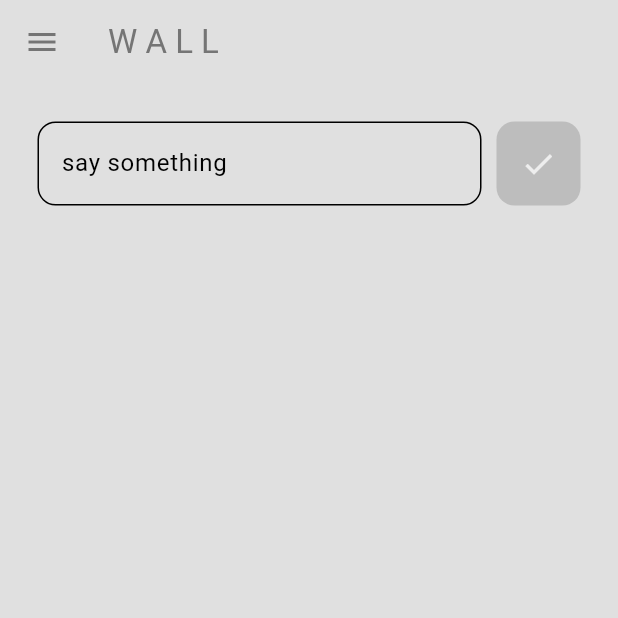
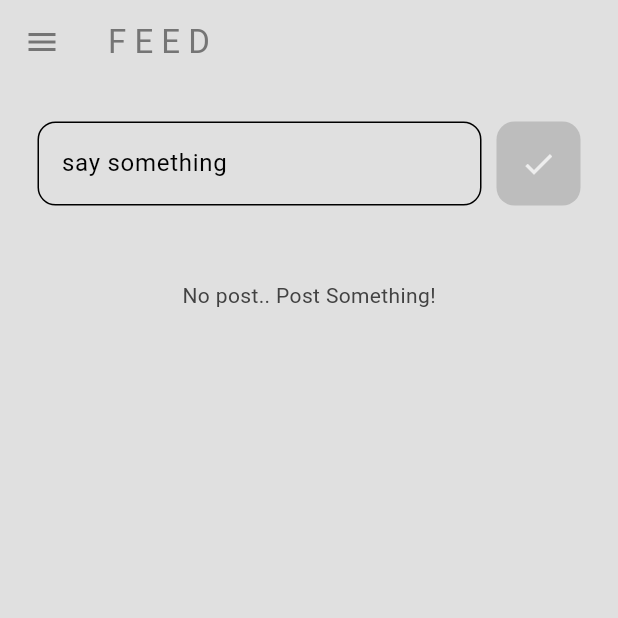
Before and after one commit to its-asaduzzaman/social_media_flutter, a Flutter app: the screen it shows once a user with an empty profile is signed in, on a phone screen of 412 x 824 dp, the top half of it. Run offline on Flutter 3.47's test engine with Material 3 defaults, Android fonts, the phone set to English and light mode, and no system bars; our stand-ins replace cloud_firestore, firebase_auth, firebase_core; accounts and stored records are empty; statements that could not run were skipped.

Commit message:
show all post on home page with user id

```diff
--- a/lib/database/firestore.dart
+++ b/lib/database/firestore.dart
@@ -32,7 +32,7 @@ class FirestoreDatabase {
 //read  posts from database
   Stream<QuerySnapshot> getPostStream() {
     final postStream = FirebaseFirestore.instance
-        .collection('Posts')
+        .collection('posts')
         .orderBy('TimeStamp', descending: true)
         .snapshots();
     return postStream;
--- a/lib/pages/home_page.dart
+++ b/lib/pages/home_page.dart
@@ -1,10 +1,13 @@
 import 'package:cloud_firestore/cloud_firestore.dart';
 import 'package:firebase_auth/firebase_auth.dart';
+import 'package:flutter/cupertino.dart';
 import 'package:flutter/material.dart';
 import 'package:social_media_flutter/components/my_drawer.dart';
 import 'package:social_media_flutter/components/my_post_button.dart';
 import 'package:social_media_flutter/components/my_textfield.dart';
 import 'package:social_media_flutter/database/firestore.dart';
+
+import '../components/my_list_tile.dart';
 
 class HomePage extends StatelessWidget {
   HomePage({super.key});
@@ -31,7 +34,7 @@ class HomePage extends StatelessWidget {
   Widget build(BuildContext context) {
     return Scaffold(
       appBar: AppBar(
-        title: const Text("W A L L"),
+        title: const Text("F E E D"),
         backgroundColor: Colors.transparent,
         foregroundColor: Theme.of(context).colorScheme.inversePrimary,
       ),
@@ -55,7 +58,51 @@ class HomePage extends StatelessWidget {
                 MyPostButton(onTap: postMessage),
               ],
             ),
-          )
+          ),
+          StreamBuilder(
+            stream: database.getPostStream(),
+            builder: (context, snapshot) {
+              //show loading circle
+              if (snapshot.connectionState == ConnectionState.waiting) {
+                return const Center(
+                  child: CircularProgressIndicator(),
+                );
+              }
+
+              //get all post
+
+              final posts = snapshot.data!.docs;
+
+              //no data?
+              if (snapshot.data == null || posts.isEmpty) {
+                return const Center(
+                  child: Padding(
+                    padding: EdgeInsets.all(25),
+                    child: Text("No post.. Post Something!"),
+                  ),
+                );
+              }
+
+              //return as a list
+              return Expanded(
+                child: ListView.builder(
+                  itemCount: posts.length,
+                  itemBuilder: (context, index) {
+                    //get post individual post
+                    final post = posts[index];
+
+                    //get data from each post
+                    String message = post['PostMessage'];
+                    String userEmail = post['UserEmail'];
+                    Timestamp timestamp = post['TimeStamp'];
+
+                    //return as a list tile
+                    return MyListTile(title: message, subtitle: userEmail);
+                  },
+                ),
+              );
+            },
+          ),
         ],
       ),
     );
```
Also changed, not shown: lib/components/my_list_tile.dart (added, +32 -0 lines), lib/pages/user_page.dart (+12 -3 lines).
